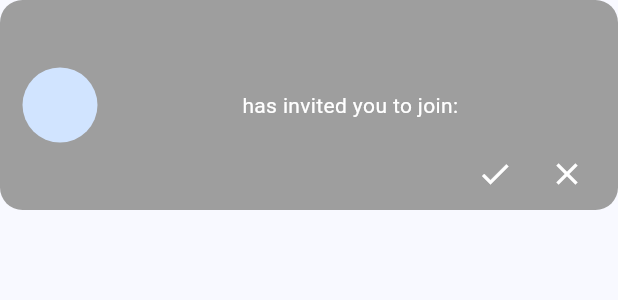
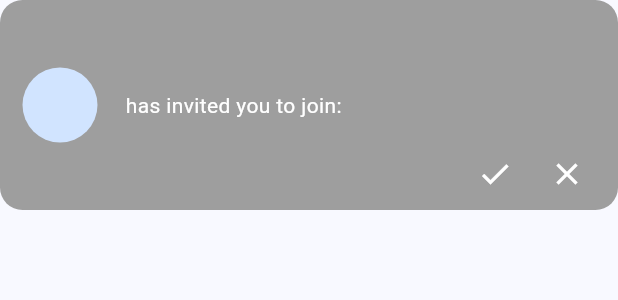
Before and after one commit to Pipeline-To-Better-Placemaking/P2BP-2025Spring-Mobile, a Flutter app: the InviteCard widget shown alone on an empty page, opened directly with empty values, on a phone screen of 412 x 824 dp. Shown: the top 300 px of the screen. Run offline on Flutter 3.47's test engine with Material 3 defaults, Android fonts, the phone set to English and light mode, and no system bars; our stand-ins replace cloud_firestore, firebase_auth, firebase_core, geolocator, google_maps_flutter; accounts and stored records are empty; generated files the repository leaves out were written again.

Commit message:
Changed alignment on InviteCard to center left from center.

```diff
--- a/lib/teams_and_invites_page.dart
+++ b/lib/teams_and_invites_page.dart
@@ -325,10 +325,12 @@ class InviteCard extends StatelessWidget {
           const CircleAvatar(
             radius: 25,
           ),
+          const SizedBox(width: 15),
           Flexible(
             child: Stack(
               children: <Widget>[
-                Center(
+                Align(
+                  alignment: Alignment.centerLeft,
                   child: Text.rich(
                     overflow: TextOverflow.ellipsis,
                     maxLines: 2,
```
